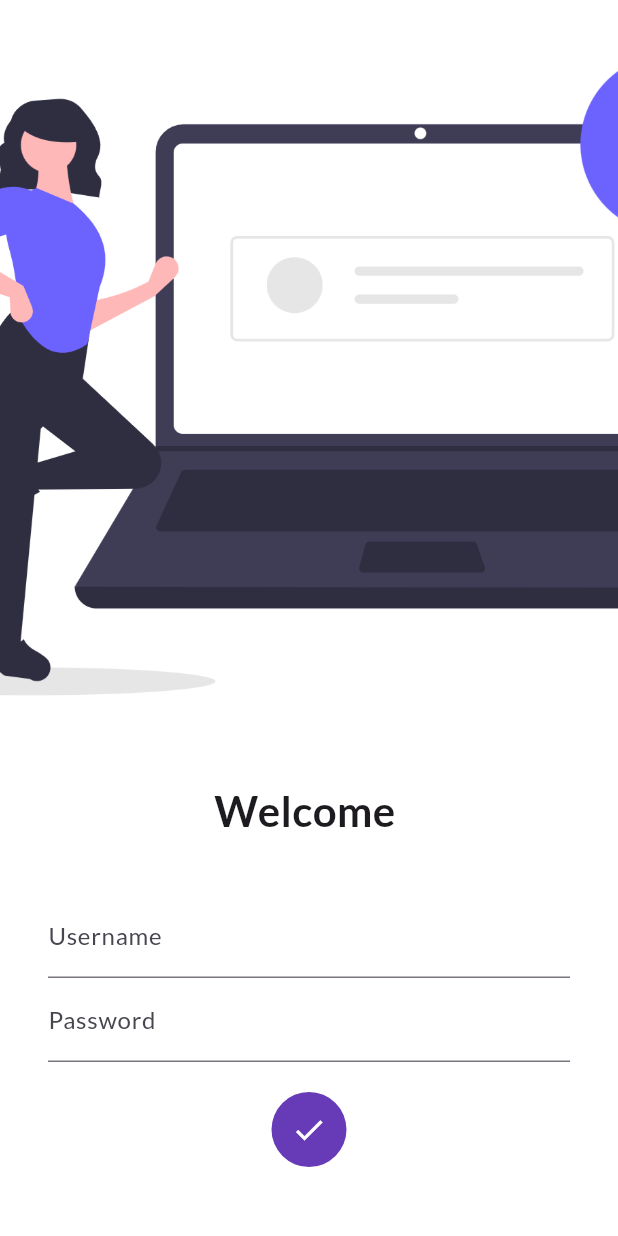
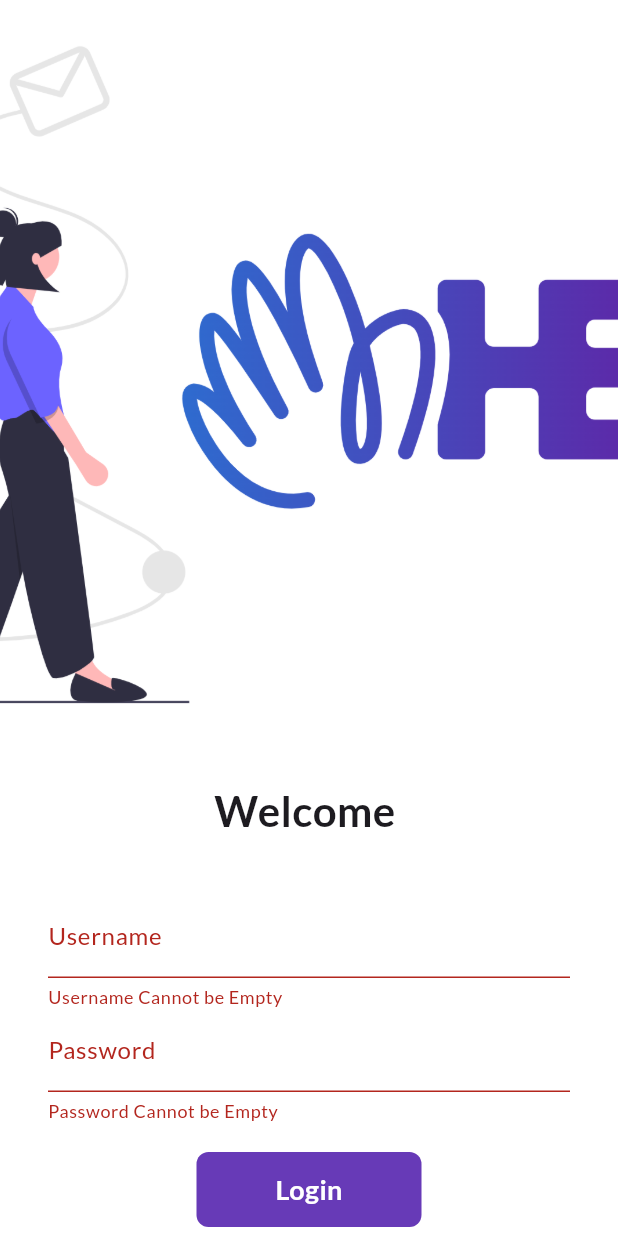
Before and after one commit to KefayetUllah/30DaysOfFlutter, a Flutter app: the LoginPage screen opened by its route, after a tap on "Login", on a phone screen of 412 x 824 dp. Run offline on Flutter 3.47's test engine with Material 3 defaults, Android fonts, the phone set to English and light mode, and no system bars; our stand-ins replace google_fonts.

Commit message:
Initial Commit

```diff
--- a/lib/pages/login_page.dart
+++ b/lib/pages/login_page.dart
@@ -10,15 +10,34 @@ class _LoginPageState extends State<LoginPage> {
   String name = "";
   bool changeButton = false;
 
+  final _formkey = GlobalKey<FormState>();
+
+  moveToHome(BuildContext context) async {
+    if (_formkey.currentState!.validate()) {
+      setState(() {
+        changeButton = true;
+      });
+
+      await Future.delayed(Duration(seconds: 1));
+      await Navigator.pushNamed(context, MyRoutes.homeRoute);
+
+      setState(() {
+        changeButton = false;
+      });
+    }
+  }
+
   @override
   Widget build(BuildContext context) {
     return Material(
       color: Colors.white,
       child: SingleChildScrollView(
+        child: Form(
+          key: _formkey,
           child: Column(
             children: [
               Image.asset(
-              "assets/images/Login_Image.png",
+                "assets/images/hey.png",
                 fit: BoxFit.cover,
                 height: 500,
               ),
@@ -40,6 +59,13 @@ class _LoginPageState extends State<LoginPage> {
                         hintText: "Enter Username",
                         labelText: "Username",
                       ),
+                      validator: (value) {
+                        if (value == null || value.isEmpty) {
+                          return "Username Cannot be Empty";
+                        }
+                        return null; // Always return something
+                      },
+
                       onChanged: (value) {
                         name = value;
                         setState(() {});
@@ -51,17 +77,25 @@ class _LoginPageState extends State<LoginPage> {
                         hintText: "Enter Password",
                         labelText: "Password",
                       ),
+                      validator: (value) {
+                        if (value == null || value.isEmpty) {
+                          return "Password Cannot be Empty";
+                        } else if (value.length < 6) {
+                          return "Password should be at least 6 characters";
+                        }
+                        return null;
+                      },
                     ),
                     SizedBox(height: 20.0),
 
-                  InkWell(
-                    onTap: () async {
-                      setState(() {
-                        changeButton = true;
-                      });
-
-                      await Future.delayed(Duration(seconds: 1));
-                    },
+                    Material(
+                      color: Colors.deepPurple,
+                      borderRadius: BorderRadius.circular(
+                        changeButton ? 50 : 8,
+                      ),
+                      child: InkWell(
+                        splashColor: Colors.red,
+                        onTap: () => moveToHome(context),
                         child: AnimatedContainer(
                           duration: Duration(seconds: 1),
                           width: changeButton ? 50 : 150,
@@ -77,29 +111,16 @@ class _LoginPageState extends State<LoginPage> {
                                     fontSize: 18,
                                   ),
                                 ),
-                      decoration: BoxDecoration(
-                        color: Colors.deepPurple,
-                        borderRadius: BorderRadius.circular(
-                          changeButton ? 50 : 8,
                         ),
                       ),
                     ),
-                  ),
-
-                  /*ElevatedButton(
-                    onPressed: () {
-                      Navigator.pushNamed(context, MyRoutes.homeRoute);
-                    },
-                    child: Text("Login"),
-
-                    style: TextButton.styleFrom(minimumSize: Size(120, 40)),
-                  ),*/
                   ],
                 ),
               ),
             ],
           ),
         ),
+      ),
     );
   }
 }
```
Also changed, not shown: assets/images/hey.png (added). Lines whose indentation alone changed are shown as unchanged.
